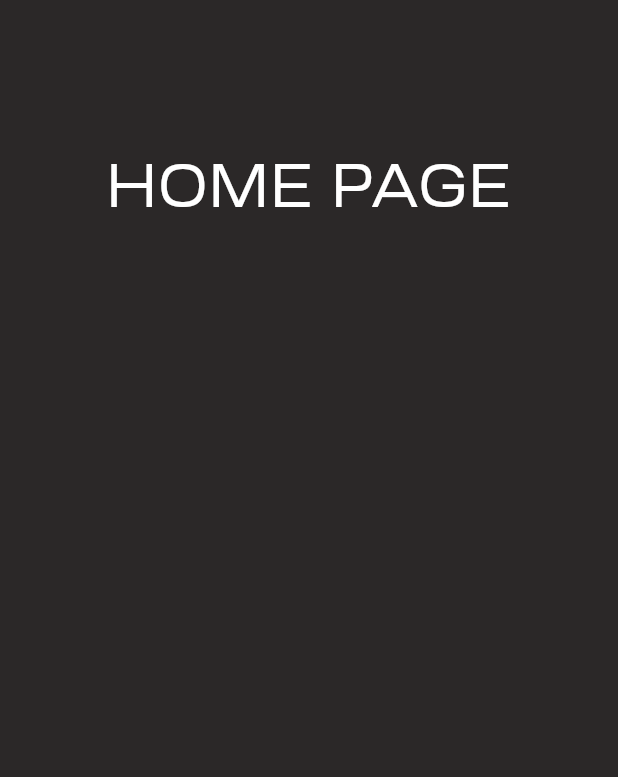
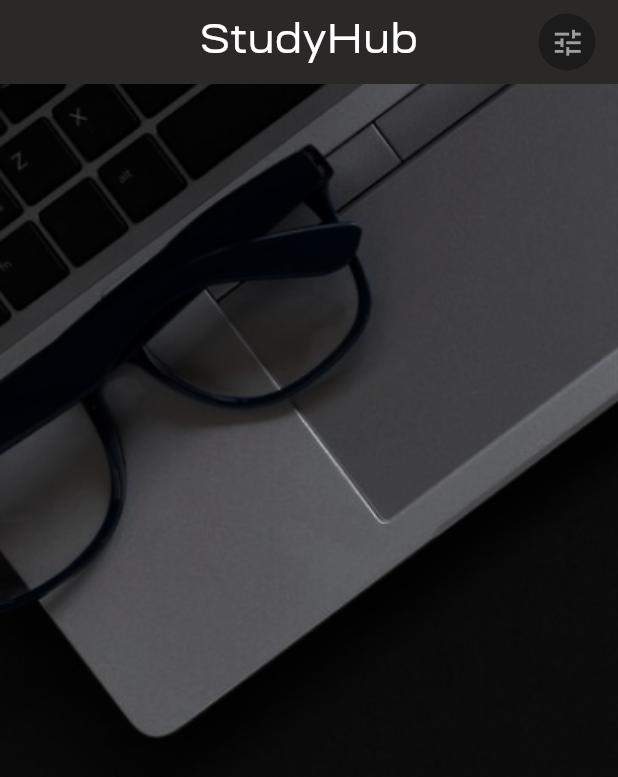
Before and after one commit to lolopindik/StudyHub, a Flutter app: the HomePage screen opened directly, on a phone screen of 412 x 824 dp. Shown: the top 777 px of the screen. Run offline on Flutter 3.47's test engine with Material 3 defaults, Android fonts, the phone set to English and light mode, and no system bars; our stand-ins replace email_validator, firebase_auth, firebase_core, firebase_database, flutter_dotenv, flutter_svg and 1 more; accounts and stored records are empty.

Commit message:
work is underway on the main page, visual elements will be integrated as in the layout, and the logic of working with firebase will also be described to draw the correct course without data loss

```diff
--- a/lib/pages/home_page.dart
+++ b/lib/pages/home_page.dart
@@ -1,5 +1,7 @@
+import 'package:firebase_auth/firebase_auth.dart';
 import 'package:flutter/material.dart';
 import 'package:study_hub/preferences/app_theme.dart';
+import 'package:study_hub/widgets/home_appbar.dart';
 
 class HomePage extends StatefulWidget {
   const HomePage({super.key});
@@ -9,17 +11,38 @@ class HomePage extends StatefulWidget {
 }
 
 class _HomePageState extends State<HomePage> {
+
+  //TODO: расположить подвязку к бд с чтением и записью
+
+  String? _userId;
+
+  @override
+  void initState() {
+    super.initState();
+    _getCurrentUser();
+  }
+
+  void _getCurrentUser() async {
+    User? user = FirebaseAuth.instance.currentUser;
+    if (user != null) {
+      setState(() {
+        _userId = user.uid;
+      });
+    }
+  }
+
   @override
   Widget build(BuildContext context) {
     return Scaffold(
-      body:
-      Container(
-        color: AppTheme.mainColor,
-        child: const Padding(
-          padding: EdgeInsets.only(top: 100),
-          child: Align(alignment: Alignment.topCenter,child: Text('HOME PAGE', style: TextStyles.ruberoidRegular40,),),
+      appBar: buildHomeAppBar(context),
+      body: Container(
+          decoration: const BoxDecoration(
+            image: DecorationImage(
+              image: AssetImage('lib/assets/images/background.png'),
+              fit: BoxFit.cover,
+            ),
+          ),
         ),
-      )
     );
   }
 }
--- /dev/null
+++ b/lib/widgets/home_appbar.dart
@@ -0,0 +1,38 @@
+import 'package:flutter/material.dart';
+import 'package:study_hub/preferences/app_theme.dart';
+
+  PreferredSizeWidget? buildHomeAppBar(BuildContext context) {
+    return AppBar(
+      //отключение автоматического arrow back
+      automaticallyImplyLeading: false,
+      backgroundColor: AppTheme.mainColor,
+      title: const Text(
+        'StudyHub',
+        style: TextStyles.ruberoidRegular28,
+      ),
+      centerTitle: true,
+      actions: [
+        Padding(
+          padding: const EdgeInsets.only(right: 15),
+          child: Container(
+            width: 38,
+            height: 38,
+            decoration: const BoxDecoration(
+              shape: BoxShape.circle,
+              color: AppTheme.secondaryColor,
+            ),
+            child: IconButton(
+              onPressed: () {
+                // переход к page-настройки
+              },
+              icon: const Icon(
+                Icons.tune,
+                size: 23,
+                color: Colors.grey,
+              ),
+            ),
+          ),
+        )
+      ],
+    );
+  }
```
